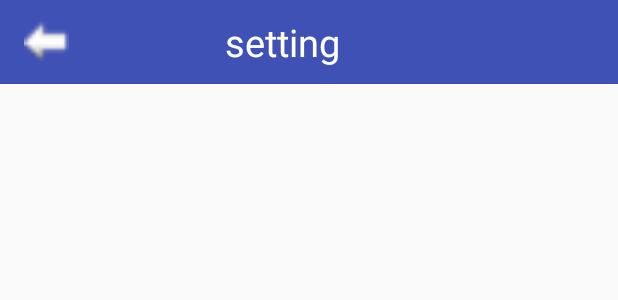
After one commit to AlexZhang-lililil/DoitAction, an Android app: the layout activity_setting.xml on its own in the app's theme, with its tools: preview values and no code run, on a phone screen of 412 x 824 dp. The commit adds this screen. Shown: the top 300 px of the screen. Run offline under Robolectric (Android 15) with nearby library versions, the phone set to English and light mode, and no system bars.

Commit message:
Second commit -include menu,setting page

```diff
--- a/app/src/main/AndroidManifest.xml
+++ b/app/src/main/AndroidManifest.xml
@@ -16,7 +16,8 @@
                 <category android:name="android.intent.category.LAUNCHER" />
             </intent-filter>
         </activity>
-        <activity android:name=".MenuActivity"></activity>
+        <activity android:name=".MenuActivity" />
+        <activity android:name=".SettingActivity"></activity>
     </application>
 
 </manifest>
--- /dev/null
+++ b/app/src/main/res/layout/activity_setting.xml
@@ -0,0 +1,30 @@
+<?xml version="1.0" encoding="utf-8"?>
+<LinearLayout xmlns:android="http://schemas.android.com/apk/res/android"
+    xmlns:app="http://schemas.android.com/apk/res-auto"
+    xmlns:tools="http://schemas.android.com/tools"
+    android:layout_width="match_parent"
+    android:layout_height="match_parent"
+    tools:context=".SettingActivity"
+    android:orientation="vertical">
+    <Toolbar
+        android:id="@+id/tb_setting"
+        android:layout_width="match_parent"
+        android:layout_height="wrap_content"
+        android:background="@color/colorPrimary">
+        <Button
+            android:id="@+id/btn_back_setting"
+            android:layout_height="30dp"
+            android:layout_width="30dp"
+            android:background="@drawable/icon_back"/>
+
+        <TextView
+            android:layout_width="wrap_content"
+            android:layout_height="wrap_content"
+            android:text="setting"
+            android:textSize="25dp"
+            android:textColor="@color/transparent"
+            android:layout_marginLeft="120dp"
+            />
+    </Toolbar>
+
+</LinearLayout>
--- a/app/src/main/res/values/colors.xml
+++ b/app/src/main/res/values/colors.xml
@@ -7,4 +7,5 @@
     <color name="darkGray">#5E5E5E</color>
     <color name="black">#000000</color>
     <color name="transparent">#FFFFFF</color>
+
 </resources>
--- a/app/src/main/res/values/styles.xml
+++ b/app/src/main/res/values/styles.xml
@@ -3,6 +3,13 @@
     <!-- Base application theme. -->
     <style name="AppTheme" parent="Base.Theme.AppCompat.Light.DarkActionBar">
         <!-- Customize your theme here. -->
+        <item name="windowActionBar">false</item>
+        <item name="windowNoTitle">true</item>
+        <item name="colorPrimary">@color/colorPrimary</item>
+        <item name="colorPrimaryDark">@color/colorPrimaryDark</item>
+        <item name="colorAccent">@color/colorPrimary</item>
+    </style>
+    <style name="ToolBarTheme" parent="Theme.AppCompat.Light.NoActionBar">
         <item name="colorPrimary">@color/colorPrimary</item>
         <item name="colorPrimaryDark">@color/colorPrimaryDark</item>
         <item name="colorAccent">@color/colorPrimary</item>
```
Also changed, not shown: app/src/main/java/com/example/orquoll/swen90014_2018_or_quoll/MenuActivity.java (+27 -1 lines), app/src/main/java/com/example/orquoll/swen90014_2018_or_quoll/SettingActivity.java (added, +31 -0 lines), app/src/main/res/layout/activity_menu.xml (+62 -1 lines), app/src/main/res/drawable-xxxhdpi/icon_back.png (added), app/src/main/res/drawable-xxxhdpi/icon_menu.png (added), app/src/main/res/drawable-xxxhdpi/icon_search.png (added), app/src/main/res/drawable-xxxhdpi/icon_setting.png (added).
